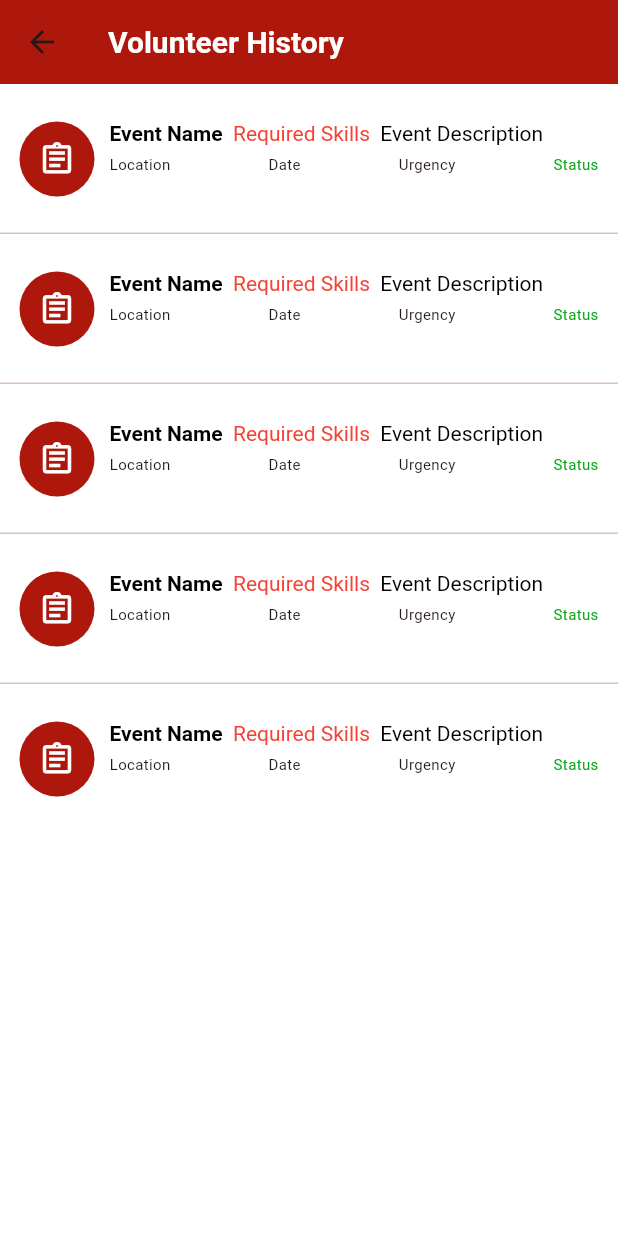
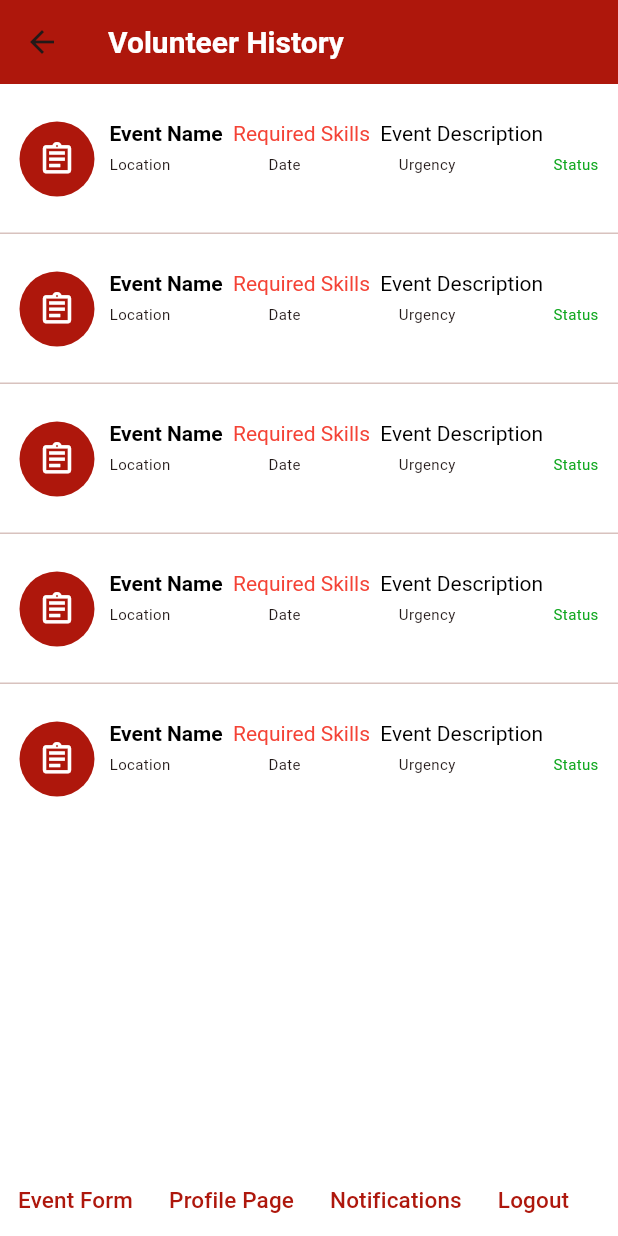
Before and after one commit to anthonycasarta/volunteerexpress, a Flutter app: the VolunteerHistoryPage screen opened by its route, on a phone screen of 412 x 824 dp. Run offline on Flutter 3.47's test engine with Material 3 defaults, Android fonts, the phone set to English and light mode, and no system bars; our stand-ins replace multi_dropdown.

Commit message:
navbar for event form. history. and profile page

```diff
--- a/lib/event_form.dart
+++ b/lib/event_form.dart
@@ -267,8 +267,31 @@ class _EventManagementFormState extends State<EventManagementForm> {
           fontSize: 20,
           label: 'Save Changes'
           ),
+          Center(
+                  child: Row(
+                    crossAxisAlignment: CrossAxisAlignment.center,
+                    children: [
+                      TextOnlyButton(
+                        onPressed:() =>  Navigator.pushNamed(context,'/profile/'),
+                        label: "Profile Page"),
+                        TextOnlyButton(
+                        onPressed:() =>  Navigator.pushNamed(context,'/volunteer-history/'),
+                        label: "Volunteer History"),
+                        TextOnlyButton(
+                        onPressed:() =>  Navigator.pushNamed(context,'/notifications/'),
+                        label: "Notifications"),
+                        TextOnlyButton(
+                        onPressed:() =>  Navigator.pushNamed(context,'/login/'),
+                        label: "Logout"),
+
+
+                    ],
+
+                  ),
+                )
         ],
       ),
+
       ),
     ),
   );
--- a/lib/profile.dart
+++ b/lib/profile.dart
@@ -215,7 +215,33 @@ class _ProfilePageState extends State<ProfilePage> {
                       );
                     },
                     fontSize: 20,
-                    label: 'Save Changes'),
+                    label: 'Save Changes'
+                ),
+                Center(
+                  child: Row(
+                    crossAxisAlignment: CrossAxisAlignment.center,
+                    children: [
+                      TextOnlyButton(
+                        onPressed:() =>  Navigator.pushNamed(context,'/event-form/'),
+                        label: "Event Form"),
+                        TextOnlyButton(
+                        onPressed:() =>  Navigator.pushNamed(context,'/volunteer-history/'),
+                        label: "Volunteer History"),
+                        TextOnlyButton(
+                        onPressed:() =>  Navigator.pushNamed(context,'/notifications/'),
+                        label: "Notifications"),
+                        TextOnlyButton(
+                        onPressed:() =>  Navigator.pushNamed(context,'/login/'),
+                        label: "Logout"),
+
+
+                    ],
+
+                  ),
+                )
+
+
+
               ],
             ),
           ),
--- a/lib/volunteer_history.dart
+++ b/lib/volunteer_history.dart
@@ -1,5 +1,6 @@
 import 'package:flutter/material.dart';
 import 'package:volunteerexpress/themes/colors.dart';
+import 'package:volunteerexpress/custom-widgets/textbuttons/text_only_button.dart';
 
 class VolunteerHistoryPage extends StatelessWidget {
   const VolunteerHistoryPage({Key? key}) : super(key: key);
@@ -8,7 +9,12 @@ class VolunteerHistoryPage extends StatelessWidget {
   Widget build(BuildContext context) {
     return Scaffold(
       appBar: appBar(),
-        body: listView(),
+      body: Column(
+        children: [
+          Expanded(child: listView()), // The list view
+          navBar(context), // Add the navBar here
+        ],
+      ),
     );
   }
 
@@ -138,10 +144,36 @@ class VolunteerHistoryPage extends StatelessWidget {
                 fontSize: 10,
                 color: Color.fromARGB(255, 18, 168, 33),
               ),
-            )
+            ),
+
           ],
         ),
       );
     }
+    Widget navBar(BuildContext context){
+      return Center(
+                  child: Row(
+                    crossAxisAlignment: CrossAxisAlignment.center,
+                    children: [
+                      TextOnlyButton(
+                        onPressed:() =>  Navigator.pushNamed(context,'/event-form/'),
+                        label: "Event Form"),
+                        TextOnlyButton(
+                        onPressed:() =>  Navigator.pushNamed(context,'/profile/'),
+                        label: "Profile Page"),
+                        TextOnlyButton(
+                        onPressed:() =>  Navigator.pushNamed(context,'/notifications/'),
+                        label: "Notifications"),
+                        TextOnlyButton(
+                        onPressed:() =>  Navigator.pushNamed(context,'/login/'),
+                        label: "Logout"),
+
+
+                    ],
+
+                  ),
+                );
+    }
+
 
 }
```
Lines whose indentation alone changed are shown as unchanged.
